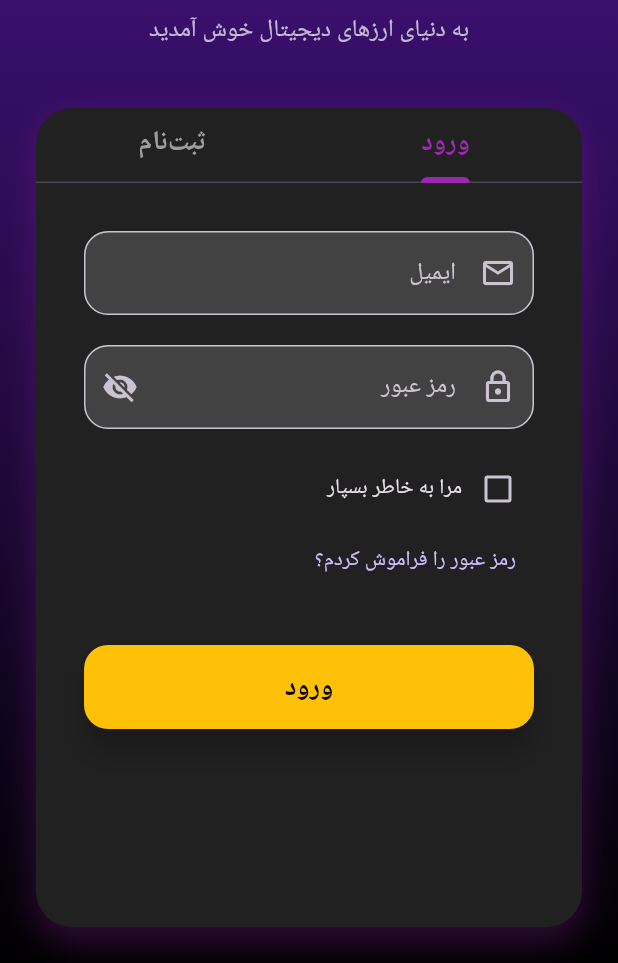
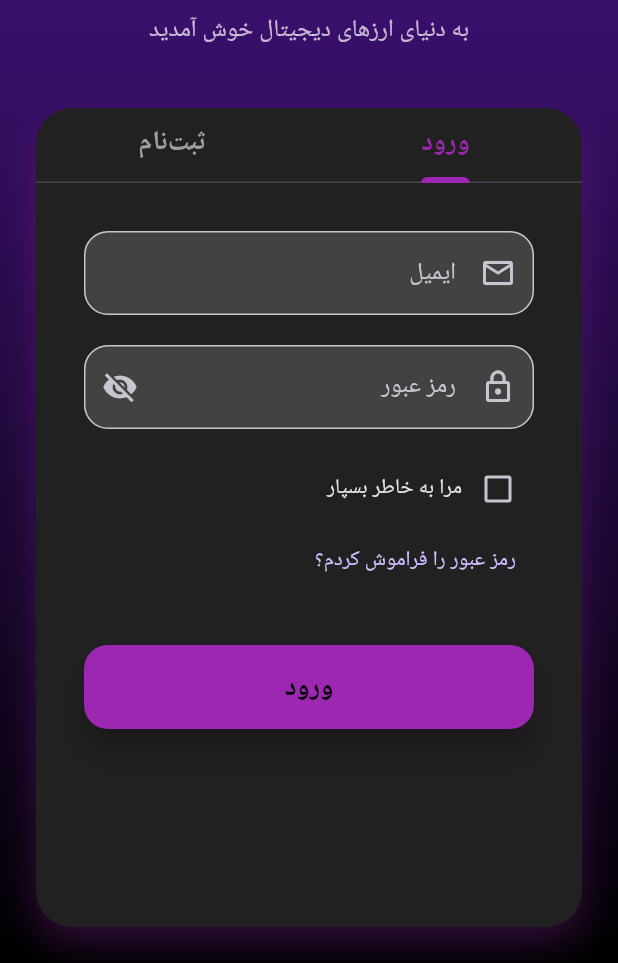
Before and after one commit to keivanV/Arzdigital, a Flutter app: the LoginScreen screen opened directly, on a phone screen of 412 x 824 dp, the part 273-1236 px from its top. Run offline on Flutter 3.47's test engine with Material 3 defaults, Android fonts, the phone set to English and light mode, and no system bars; our stand-ins replace cached_network_image, fl_chart, shared_preferences; missing offline and left inert: syncfusion_flutter_treemap; accounts and stored records are empty; network calls fail.

Commit message:
arzdigital version1

```diff
--- a/lib/main.dart
+++ b/lib/main.dart
@@ -6,7 +6,7 @@ import 'wrappers/main_wrapper.dart';
 void main() async {
   WidgetsFlutterBinding.ensureInitialized();
   final prefs = await SharedPreferences.getInstance();
-  final isDark = prefs.getBool('isDark') ?? true; // پیش‌فرض تیره
+  final isDark = prefs.getBool('isDark') ?? true;
   runApp(MyApp(isDarkMode: isDark));
 }
 
--- a/lib/screens/crypto_heatmap_screen.dart
+++ b/lib/screens/crypto_heatmap_screen.dart
@@ -156,7 +156,6 @@ class _CryptoHeatmapScreenState extends State<CryptoHeatmapScreen> {
               final double change = cryptoData[index]['change'];
               final double weight = tile.weight; // marketCap
 
-              // فقط برای کوین‌های بزرگ (بالای ۵۰ میلیارد دلار) متن کامل (symbol + درصد)
               if (weight > 50e9) {
                 return Center(
                   child: FittedBox(
@@ -192,7 +191,6 @@ class _CryptoHeatmapScreenState extends State<CryptoHeatmapScreen> {
                 );
               }
 
-              // برای کوین‌های متوسط (بالای ۱۰ میلیارد) فقط symbol
               if (weight > 10e9) {
                 return Center(
                   child: FittedBox(
@@ -213,7 +211,6 @@ class _CryptoHeatmapScreenState extends State<CryptoHeatmapScreen> {
                 );
               }
 
-              // کوچیک‌تر از ۱۰ میلیارد → هیچ متنی (جلوگیری کامل از overflow)
               return const SizedBox.shrink();
             },
             tooltipBuilder: (BuildContext context, TreemapTile tile) {
--- a/lib/screens/login_screen.dart
+++ b/lib/screens/login_screen.dart
@@ -68,7 +68,6 @@ class _LoginScreenState extends State<LoginScreen>
         child: SafeArea(
           child: Column(
             children: [
-              // عنوان و لوگو
               Padding(
                 padding: const EdgeInsets.only(top: 40, bottom: 20),
                 child: Column(
@@ -100,7 +99,6 @@ class _LoginScreenState extends State<LoginScreen>
                 ),
               ),
 
-              // کارت ورود/ثبت‌نام
               Expanded(
                 child: Container(
                   margin: const EdgeInsets.fromLTRB(24, 20, 24, 24),
@@ -117,7 +115,6 @@ class _LoginScreenState extends State<LoginScreen>
                   ),
                   child: Column(
                     children: [
-                      // تب‌ها
                       TabBar(
                         controller: _tabController,
                         labelColor: Colors.purple,
@@ -134,17 +131,14 @@ class _LoginScreenState extends State<LoginScreen>
                         ],
                       ),
 
-                      // محتوای تب‌ها — اینجا تغییر اصلی است
                       Expanded(
                         child: TabBarView(
                           controller: _tabController,
                           children: [
-                            // تب ورود — داخل SingleChildScrollView
                             SingleChildScrollView(
                               padding: const EdgeInsets.all(32),
                               child: _buildLoginFormContent(isDark),
                             ),
-                            // تب ثبت‌نام — داخل SingleChildScrollView
                             SingleChildScrollView(
                               padding: const EdgeInsets.all(32),
                               child: _buildRegisterFormContent(isDark),
@@ -163,7 +157,6 @@ class _LoginScreenState extends State<LoginScreen>
     );
   }
 
-  // جدا کردن محتوای فرم‌ها برای خوانایی
   Widget _buildLoginFormContent(bool isDark) {
     return Column(
       children: [
@@ -199,7 +192,6 @@ class _LoginScreenState extends State<LoginScreen>
         ),
         const SizedBox(height: 16),
 
-        // ←←← بخش اصلاح‌شده بدون overflow
         Column(
           crossAxisAlignment: CrossAxisAlignment.start,
           children: [
@@ -208,7 +200,7 @@ class _LoginScreenState extends State<LoginScreen>
                 Checkbox(
                   value: _rememberMe,
                   onChanged: (val) => setState(() => _rememberMe = val!),
-                  activeColor: Colors.amber, // با تم زرد هماهنگ
+                  activeColor: Colors.purple,
                 ),
                 const Text('مرا به خاطر بسپار'),
               ],
@@ -232,7 +224,6 @@ class _LoginScreenState extends State<LoginScreen>
           ],
         ),
 
-        // ←←← پایان اصلاح
         const SizedBox(height: 32),
         SizedBox(
           width: double.infinity,
@@ -240,7 +231,7 @@ class _LoginScreenState extends State<LoginScreen>
           child: ElevatedButton(
             onPressed: _submit,
             style: ElevatedButton.styleFrom(
-              backgroundColor: Colors.amber,
+              backgroundColor: Colors.purple,
               foregroundColor: Colors.black,
               shape: RoundedRectangleBorder(
                 borderRadius: BorderRadius.circular(16),
@@ -330,7 +321,7 @@ class _LoginScreenState extends State<LoginScreen>
             ),
           ),
         ),
-        const SizedBox(height: 40), // فضای بیشتر در پایین برای اسکرول راحت
+        const SizedBox(height: 40),
       ],
     );
   }
--- a/lib/screens/news_screen.dart
+++ b/lib/screens/news_screen.dart
@@ -123,7 +123,6 @@ class NewsScreen extends StatelessWidget {
                 padding: const EdgeInsets.all(12),
                 child: Row(
                   children: [
-                    // سمت راست: عکس خبر
                     ClipRRect(
                       borderRadius: BorderRadius.circular(12),
                       child: CachedNetworkImage(
@@ -142,7 +141,6 @@ class NewsScreen extends StatelessWidget {
                       ),
                     ),
                     const SizedBox(width: 16),
-                    // سمت چپ: عنوان و تاریخ
                     Expanded(
                       child: Column(
                         crossAxisAlignment: CrossAxisAlignment.end,
--- a/lib/wrappers/main_wrapper.dart
+++ b/lib/wrappers/main_wrapper.dart
@@ -14,12 +14,12 @@ class MainWrapper extends StatefulWidget {
 }
 
 class _MainWrapperState extends State<MainWrapper> {
-  int _selectedIndex = 3; // شروع از "ارزها"
+  int _selectedIndex = 3;
 
   static const List<Widget> _pages = [
     LoginScreen(),
     SearchScreen(),
-    FavoritesScreen(), // صرافی‌ها
+    FavoritesScreen(),
     CryptoListScreen(),
     NewsScreen(),
     CryptoHeatmapScreen(),
@@ -57,7 +57,7 @@ class _MainWrapperState extends State<MainWrapper> {
           BottomNavigationBarItem(
             icon: Icon(Icons.dashboard),
             label: 'نمای بازار',
-          ), // ← جدید
+          ), //
         ],
       ),
     );
```
Also changed, not shown: lib/screens/crypto_list_screen.dart (+1 -9 lines), lib/screens/favorites_screen.dart (+5 -5 lines), lib/screens/search_screen.dart (+2 -12 lines), 1 other file.
